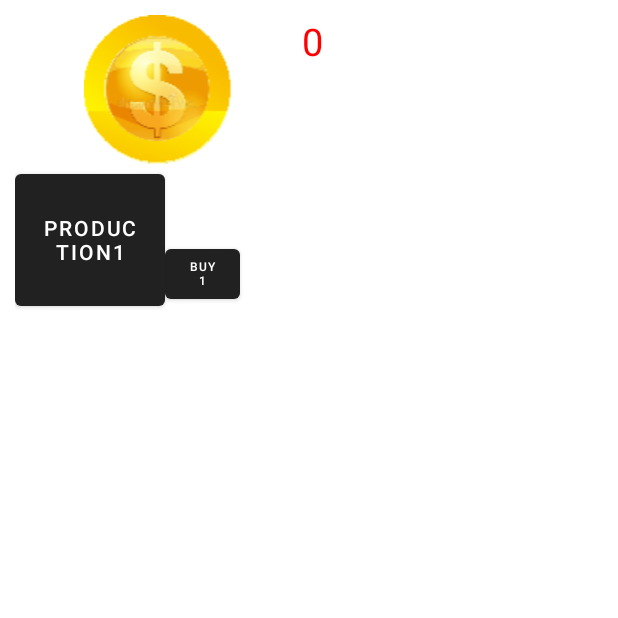
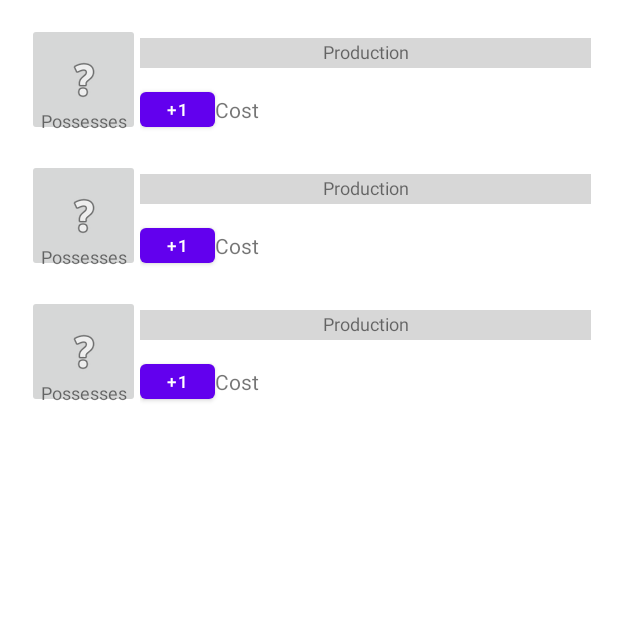
Before and after one commit to Amaroke/AmarokeClicker, an Android app: the screen it shows after launch (MainActivity), on a phone screen of 412 x 824 dp, the top half of it. Run offline under Robolectric (Android 15) with nearby library versions, the phone set to English and light mode, and no system bars.

Commit message:
Création de l'UI des productions.

```diff
--- a/app/src/main/java/com/example/amarokeclicker/MainActivity.kt
+++ b/app/src/main/java/com/example/amarokeclicker/MainActivity.kt
@@ -25,13 +25,13 @@ class MainActivity : AppCompatActivity() {
         this.supportActionBar?.hide()
         //On définit le contenu de la vue APRES les instructions précédentes pour éviter un crash
         this.setContentView(R.layout.activity_main)
-        progressBar = this.findViewById(R.id.progressBar_production1)
-        viewCoins = this.findViewById(R.id.textView_coins)
-        production1 = this.findViewById(R.id.button_production1)
-        buypoulet = this.findViewById(R.id.button_buy1)
-        refreshView()
+        //progressBar = this.findViewById(R.id.progressBar_production1)
+        //viewCoins = this.findViewById(R.id.textView_coins)
+        //production1 = this.findViewById(R.id.button_production1)
+        //buypoulet = this.findViewById(R.id.button_buy1)
+        //refreshView()
     }
-
+/*
     fun onClickButton1(v: View) {
         production1.isClickable = false
         Thread {
@@ -68,9 +68,9 @@ class MainActivity : AppCompatActivity() {
 
     }
 
-    fun refreshView() {
+    private fun refreshView() {
         viewCoins.text = coins.toString()
         this.findViewById<TextView>(R.id.textView_cost1).text= "Coût :" + chicken.actualCost.toString()
         this.findViewById<TextView>(R.id.textView_get1).text = "Possédé :" + chicken.numberPossessed.toString() + "\n(+ "+chicken.actualProduction+" coins à chaque production"
-    }
+    }*/
 }
--- a/app/src/main/java/com/example/amarokeclicker/Production.kt
+++ b/app/src/main/java/com/example/amarokeclicker/Production.kt
@@ -2,9 +2,9 @@ package com.example.amarokeclicker
 
 abstract class Production(initialCost: Int, initialProduction: Int, initialProductionTime: Int) {
 
-    var actualCost: Int = initialCost
-    var actualProduction: Int = initialProduction
-    var actualProductionTime: Int = initialProductionTime
-    var numberPossessed: Int = 0
+    var actualCost = initialCost
+    var actualProduction = initialProduction
+    var actualProductionTime = initialProductionTime
+    var numberPossessed = 0
 
 }
--- a/app/src/main/res/layout/activity_main.xml
+++ b/app/src/main/res/layout/activity_main.xml
@@ -1,126 +1,35 @@
 <?xml version="1.0" encoding="utf-8"?>
 <androidx.constraintlayout.widget.ConstraintLayout xmlns:android="http://schemas.android.com/apk/res/android"
     xmlns:app="http://schemas.android.com/apk/res-auto"
-    xmlns:tools="http://schemas.android.com/tools"
     android:layout_width="match_parent"
-    android:layout_height="match_parent"
-    tools:context=".MainActivity"
-    tools:ignore="UsingOnClickInXml"
-    android:theme="@style/Theme.AppCompat.NoActionBar">
+    android:layout_height="wrap_content">
+
 
     <LinearLayout
-        android:layout_width="0dp"
-        android:layout_height="0dp"
-        android:layout_marginStart="10dp"
-        android:layout_marginTop="10dp"
-        android:layout_marginEnd="10dp"
-        android:layout_marginBottom="10dp"
+        android:id="@+id/linearLayout3"
+        android:layout_width="match_parent"
+        android:layout_height="match_parent"
         android:orientation="vertical"
         app:layout_constraintBottom_toBottomOf="parent"
         app:layout_constraintEnd_toEndOf="parent"
         app:layout_constraintStart_toStartOf="parent"
         app:layout_constraintTop_toTopOf="parent">
 
+        <include
+            layout="@layout/production"
+            android:layout_width="match_parent"
+            android:layout_height="match_parent" />
 
-        <LinearLayout
+        <include
+            layout="@layout/production"
             android:layout_width="match_parent"
-            android:layout_height="100dp"
-            android:orientation="horizontal">
+            android:layout_height="match_parent" />
 
-            <ImageView
-                android:id="@+id/imageView_coins"
-                android:layout_width="191dp"
-                android:layout_height="wrap_content"
-                android:contentDescription="coins"
-                app:srcCompat="@drawable/golden_" />
-
-            <LinearLayout
-                android:layout_width="90dp"
-                android:layout_height="match_parent"
-                android:orientation="vertical">
-
-                <TextView
-                    android:id="@+id/textView_coins"
-                    android:layout_width="match_parent"
-                    android:layout_height="match_parent"
-                    android:layout_weight="1"
-                    android:text="0"
-                    android:textColor="#FF0000"
-                    android:textSize="25sp" />
-
-                <TextView
-                    android:id="@+id/textView_cps"
-                    android:layout_width="match_parent"
-                    android:layout_height="match_parent"
-                    android:layout_weight="1"
-                    android:text="CPS : 0" />
-            </LinearLayout>
-
-
-        </LinearLayout>
-
-
-        <LinearLayout
+        <include
+            layout="@layout/production"
             android:layout_width="match_parent"
-            android:layout_height="match_parent"
-            android:orientation="vertical">
-
-            <LinearLayout
-                android:layout_width="match_parent"
-                android:layout_height="match_parent"
-                android:orientation="horizontal">
-
-                <Button
-                    android:id="@+id/button_production1"
-                    android:layout_width="100dp"
-                    android:layout_height="100dp"
-                    android:onClick="onClickButton1"
-                    android:text="Production1" />
-
-                <LinearLayout
-                    android:layout_width="match_parent"
-                    android:layout_height="match_parent"
-                    android:orientation="vertical">
-
-                    <ProgressBar
-                        android:id="@+id/progressBar_production1"
-                        style="?android:attr/progressBarStyleHorizontal"
-                        android:layout_width="match_parent"
-                        android:layout_height="50dp" />
-
-                    <LinearLayout
-                        android:layout_width="match_parent"
-                        android:layout_height="match_parent"
-                        android:orientation="horizontal">
-
-                        <Button
-                            android:id="@+id/button_buy1"
-                            android:layout_width="50dp"
-                            android:layout_height="45dp"
-                            android:onClick="onclickbuypoulet"
-                            android:text="Buy1"
-                            android:textSize="8sp" />
-
-                        <TextView
-                            android:id="@+id/textView_cost1"
-                            android:layout_width="0dp"
-                            android:layout_height="50dp"
-                            android:layout_weight="1"
-                            android:text="  Coût : " />
-
-                        <TextView
-                            android:id="@+id/textView_get1"
-                            android:layout_width="0dp"
-                            android:layout_height="173dp"
-                            android:layout_weight="1"
-                            android:text="Possédé : " />
-
-
-                    </LinearLayout>
-                </LinearLayout>
-            </LinearLayout>
-
-        </LinearLayout>
+            android:layout_height="match_parent" />
 
     </LinearLayout>
+
 </androidx.constraintlayout.widget.ConstraintLayout>
--- /dev/null
+++ b/app/src/main/res/layout/production.xml
@@ -0,0 +1,114 @@
+<?xml version="1.0" encoding="utf-8"?>
+<androidx.constraintlayout.widget.ConstraintLayout xmlns:android="http://schemas.android.com/apk/res/android"
+    xmlns:app="http://schemas.android.com/apk/res-auto"
+    xmlns:tools="http://schemas.android.com/tools"
+    android:layout_width="match_parent"
+    android:layout_height="match_parent">
+
+    <LinearLayout
+        android:layout_width="0dp"
+        android:layout_height="75dp"
+        android:layout_weight="1"
+        android:layout_marginStart="18dp"
+        android:layout_marginTop="15dp"
+        android:layout_marginEnd="18dp"
+        android:orientation="horizontal"
+        app:layout_constraintEnd_toEndOf="parent"
+        app:layout_constraintStart_toStartOf="parent"
+        app:layout_constraintTop_toTopOf="parent">
+
+        <RelativeLayout
+            android:layout_width="wrap_content"
+            android:layout_height="wrap_content"
+            app:layout_constraintBottom_toBottomOf="parent"
+            app:layout_constraintEnd_toEndOf="parent"
+            app:layout_constraintStart_toStartOf="parent"
+            app:layout_constraintTop_toBottomOf="@+id/age_until_18_TV">
+
+            <ImageButton
+                android:id="@+id/imageButtonProduction"
+                android:layout_width="75dp"
+                android:layout_height="75dp"
+                android:contentDescription="@string/imageProduction"
+                app:srcCompat="@android:drawable/ic_menu_help" />
+
+            <TextView
+                android:id="@+id/textViewProgress"
+                android:layout_width="wrap_content"
+                android:layout_height="wrap_content"
+                android:layout_alignStart="@id/imageButtonProduction"
+                android:layout_alignEnd="@id/imageButtonProduction"
+                android:layout_alignBottom="@id/imageButtonProduction"
+                android:gravity="center"
+                android:paddingBottom="2dp"
+                android:text="@string/possesses"
+                android:textAlignment="center"
+                android:textSize="12sp" />
+        </RelativeLayout>
+
+        <LinearLayout
+            android:layout_width="match_parent"
+            android:layout_height="match_parent"
+            android:orientation="vertical">
+
+            <RelativeLayout
+                android:layout_width="match_parent"
+                android:layout_height="wrap_content"
+                app:layout_constraintBottom_toBottomOf="parent"
+                app:layout_constraintEnd_toEndOf="parent"
+                app:layout_constraintStart_toStartOf="parent"
+                app:layout_constraintTop_toBottomOf="@+id/age_until_18_TV">
+
+                <ProgressBar
+                    android:id="@+id/progressBarProduction"
+                    style="?android:attr/progressBarStyleHorizontal"
+                    android:layout_width="match_parent"
+                    android:layout_height="40dp"
+                    android:scaleY="5" />
+
+                <TextView
+                    android:id="@+id/textViewProduction"
+                    android:layout_width="wrap_content"
+                    android:layout_height="wrap_content"
+                    android:layout_alignStart="@id/progressBarProduction"
+                    android:layout_alignTop="@id/progressBarProduction"
+                    android:layout_alignEnd="@id/progressBarProduction"
+                    android:layout_alignBottom="@id/progressBarProduction"
+                    android:gravity="center"
+                    android:paddingBottom="2dp"
+                    android:text="@string/production"
+                    android:textAlignment="center"
+                    android:textSize="12sp" />
+            </RelativeLayout>
+
+
+            <LinearLayout
+                android:layout_width="match_parent"
+                android:layout_height="match_parent"
+                android:orientation="horizontal"
+                tools:layout_editor_absoluteX="1dp"
+                tools:layout_editor_absoluteY="225dp">
+
+                <Button
+                    android:id="@+id/buttonUpgradeProduction"
+                    android:layout_width="50dp"
+                    android:layout_height="match_parent"
+                    android:text="@string/plus1"
+                    android:textAlignment="center"
+                    android:textSize="11sp" />
+
+
+                <TextView
+                    android:id="@+id/textViewUpgradeCostProduction"
+                    android:layout_width="100dp"
+                    android:layout_height="match_parent"
+                    android:gravity="center"
+                    android:text="@string/cost"
+                    android:textAlignment="viewStart" />
+
+            </LinearLayout>
+        </LinearLayout>
+    </LinearLayout>
+
+
+</androidx.constraintlayout.widget.ConstraintLayout>
--- /dev/null
+++ b/app/src/main/res/layout/test.xml
@@ -0,0 +1,70 @@
+<?xml version="1.0" encoding="utf-8"?>
+<androidx.constraintlayout.widget.ConstraintLayout xmlns:android="http://schemas.android.com/apk/res/android"
+    xmlns:app="http://schemas.android.com/apk/res-auto"
+    xmlns:tools="http://schemas.android.com/tools"
+    android:layout_width="match_parent"
+    android:layout_height="match_parent"
+    android:theme="@style/Theme.AppCompat.NoActionBar"
+    tools:context=".MainActivity"
+    tools:ignore="UsingOnClickInXml">
+
+    <LinearLayout
+        android:layout_width="match_parent"
+        android:layout_height="match_parent"
+        android:layout_marginStart="10dp"
+        android:layout_marginTop="10dp"
+        android:layout_marginEnd="10dp"
+        android:layout_marginBottom="10dp"
+        android:orientation="vertical"
+        app:layout_constraintBottom_toBottomOf="parent"
+        app:layout_constraintEnd_toEndOf="parent"
+        app:layout_constraintStart_toStartOf="parent"
+        app:layout_constraintTop_toTopOf="parent">
+
+
+        <LinearLayout
+            android:layout_width="match_parent"
+            android:layout_height="100dp"
+            android:orientation="horizontal">
+
+            <ImageView
+                android:id="@+id/imageView_coins"
+                android:layout_width="191dp"
+                android:layout_height="wrap_content"
+                android:contentDescription="coins"
+                app:srcCompat="@drawable/golden_" />
+
+            <LinearLayout
+                android:layout_width="90dp"
+                android:layout_height="match_parent"
+                android:orientation="vertical">
+
+                <TextView
+                    android:id="@+id/textView_coins"
+                    android:layout_width="match_parent"
+                    android:layout_height="match_parent"
+                    android:layout_weight="1"
+                    android:text="0"
+                    android:textColor="#FF0000"
+                    android:textSize="25sp" />
+
+                <TextView
+                    android:id="@+id/textView_cps"
+                    android:layout_width="match_parent"
+                    android:layout_height="match_parent"
+                    android:layout_weight="1"
+                    android:text="CPS : 0" />
+            </LinearLayout>
+
+
+        </LinearLayout>
+
+
+        <include
+            layout="@layout/production"
+            android:layout_width="match_parent"
+            android:layout_height="wrap_content" />
+
+    </LinearLayout>
+
+</androidx.constraintlayout.widget.ConstraintLayout>
--- a/app/src/main/res/values/strings.xml
+++ b/app/src/main/res/values/strings.xml
@@ -1,4 +1,10 @@
 <resources>
     <string name="app_name">Amaroke Clicker</string>
     <string name="coins">coins</string>
+    <string name="possesses">Possesses</string>
+    <string name="production">Production</string>
+    <string name="plus1">+1</string>
+    <string name="cost">Cost</string>
+    <string name="P">imageProduction</string>
+    <string name="imageProduction">imageProduction</string>
 </resources>
```
